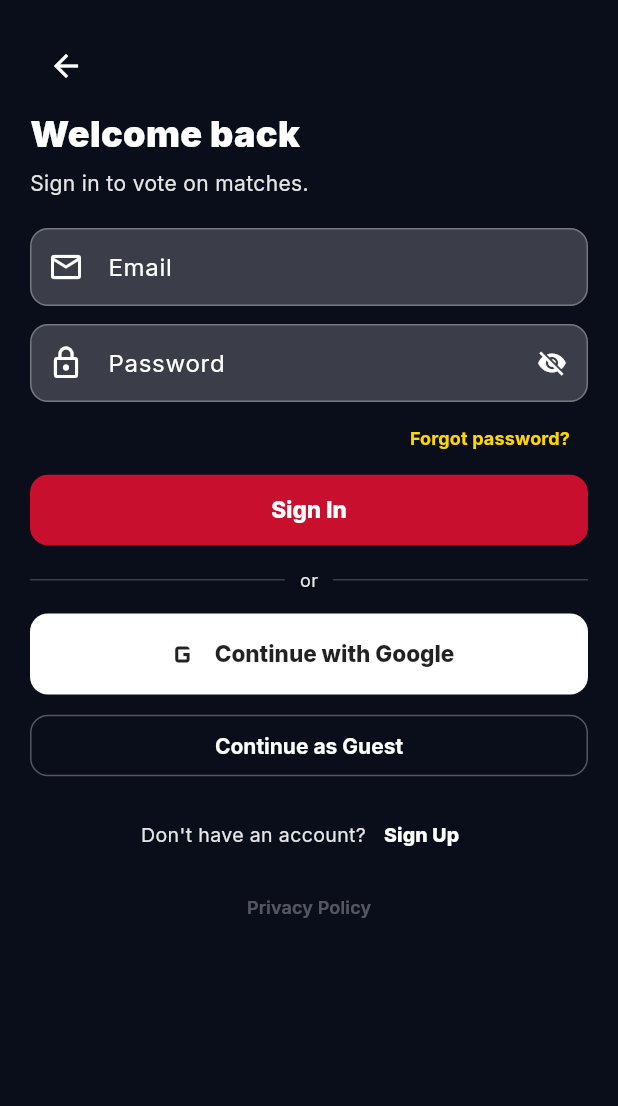
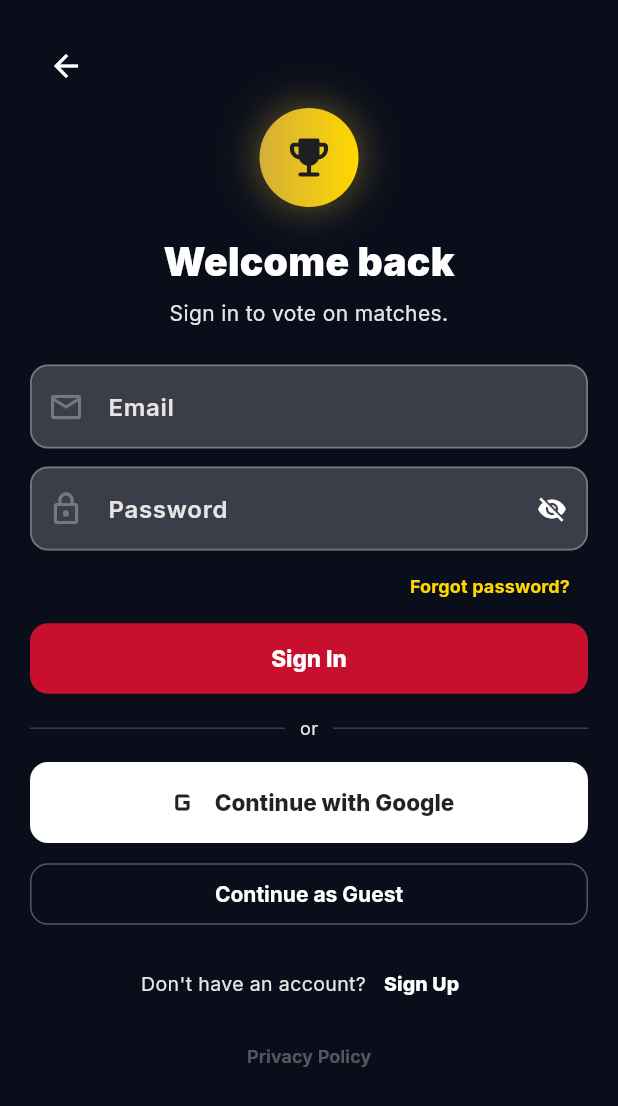
Before and after one commit to DEVENDRAP7/FifaWorldCup, a Flutter app: the OnboardingScreen screen opened directly, after a tap on "Skip", on a phone screen of 412 x 824 dp. Shown: the top 1106 px of the screen. Run offline on Flutter 3.47's test engine with Material 3 defaults, Android fonts, the phone set to English and light mode, and no system bars; our stand-ins replace cached_network_image, cloud_firestore, dio, firebase_analytics, firebase_auth, firebase_core and 7 more; accounts and stored records are empty.

Commit message:
App-open suppression + interstitial cooldown; login UI + center welcome; non-scroll signup; smaller splash logo; sign-out to login screen

```diff
--- a/lib/screens/home_screen.dart
+++ b/lib/screens/home_screen.dart
@@ -31,7 +31,11 @@ class _HomeScreenState extends ConsumerState<HomeScreen> {
   @override
   Widget build(BuildContext context) {
     final user = ref.watch(authProvider);
-    if (!user.onboarded) return const OnboardingScreen();
+    // Signed-out / fresh user → onboarding. A returning (already-onboarded)
+    // user lands straight on the login step, skipping the intro carousel.
+    if (user.mode == AuthMode.unknown) {
+      return OnboardingScreen(startAtLogin: user.onboarded);
+    }
 
     const pages = [
       MatchesScreen(),
--- a/lib/screens/onboarding_screen.dart
+++ b/lib/screens/onboarding_screen.dart
@@ -7,13 +7,16 @@ import '../widgets/flag.dart';
 import '../widgets/auth_panel.dart';
 
 class OnboardingScreen extends ConsumerStatefulWidget {
-  const OnboardingScreen({super.key});
+  /// When true (returning signed-out user), skip the intro carousel and open
+  /// directly on the login step.
+  final bool startAtLogin;
+  const OnboardingScreen({super.key, this.startAtLogin = false});
   @override
   ConsumerState<OnboardingScreen> createState() => _OnboardingScreenState();
 }
 
 class _OnboardingScreenState extends ConsumerState<OnboardingScreen> {
-  int _step = 0;
+  late int _step = widget.startAtLogin ? 1 : 0;
   String? _selectedName;
   String? _selectedCode;
   final _pageCtrl = PageController();
@@ -36,16 +39,15 @@ class _OnboardingScreenState extends ConsumerState<OnboardingScreen> {
     if (_step == 0) {
       return Scaffold(body: _carousel());
     }
-    // Auth step scrolls (keyboard); team picker fills available space.
-    final body = _step == 1
-        ? SingleChildScrollView(
-            padding: const EdgeInsets.fromLTRB(20, 20, 20, 20),
-            child: _authStep(),
-          )
-        : const Padding(padding: EdgeInsets.all(20), child: SizedBox.shrink());
+    // Auth + team picker are both non-scrollable; keyboard overlays instead of
+    // resizing, so the form never gains a scrollbar.
     return Scaffold(
+      resizeToAvoidBottomInset: false,
       body: SafeArea(
-        child: _step == 1 ? body : Padding(padding: const EdgeInsets.all(20), child: _teamPicker()),
+        child: Padding(
+          padding: const EdgeInsets.all(20),
+          child: _step == 1 ? _authStep() : _teamPicker(),
+        ),
       ),
     );
   }
@@ -162,6 +164,7 @@ class _OnboardingScreenState extends ConsumerState<OnboardingScreen> {
   Widget _authStep() => Column(
         crossAxisAlignment: CrossAxisAlignment.stretch,
         children: [
+          if (!widget.startAtLogin)
             Align(
               alignment: Alignment.centerLeft,
               child: IconButton(
@@ -171,10 +174,17 @@ class _OnboardingScreenState extends ConsumerState<OnboardingScreen> {
             ),
           const SizedBox(height: 4),
           AuthPanel(
-            onAuthenticated: () => setState(() => _step = 2),
+            // Returning (already-onboarded) user → HomeScreen swaps to the app
+            // once mode flips; don't send them back through the team picker.
+            onAuthenticated: () {
+              if (ref.read(authProvider).onboarded) return;
+              setState(() => _step = 2);
+            },
             onGuest: () async {
               await ref.read(authProvider.notifier).signInAsGuest();
-              if (mounted) setState(() => _step = 2);
+              if (!mounted) return;
+              if (ref.read(authProvider).onboarded) return;
+              setState(() => _step = 2);
             },
           ),
         ],
--- a/lib/screens/profile_screen.dart
+++ b/lib/screens/profile_screen.dart
@@ -11,6 +11,7 @@ import '../services/auth_service.dart';
 import '../services/ad_service.dart';
 import '../theme/app_theme.dart';
 import '../widgets/flag.dart';
+import '../widgets/banner_ad_widget.dart';
 import '../l10n/gen/app_localizations.dart';
 import 'about_screen.dart';
 
@@ -111,6 +112,7 @@ class ProfileScreen extends ConsumerWidget {
       context: context,
       backgroundColor: const Color(0xFF1F1633),
       isScrollControlled: true,
+      useSafeArea: true,
       shape: const RoundedRectangleBorder(borderRadius: BorderRadius.vertical(top: Radius.circular(18))),
       builder: (_) => const _FavTeamSheet(),
     );
@@ -121,6 +123,7 @@ class ProfileScreen extends ConsumerWidget {
       context: context,
       backgroundColor: const Color(0xFF1F1633),
       isScrollControlled: true,
+      useSafeArea: true,
       shape: const RoundedRectangleBorder(borderRadius: BorderRadius.vertical(top: Radius.circular(18))),
       builder: (_) => const _MyVotesSheet(),
     );
@@ -131,6 +134,7 @@ class ProfileScreen extends ConsumerWidget {
       context: context,
       backgroundColor: const Color(0xFF1F1633),
       isScrollControlled: true,
+      useSafeArea: true,
       shape: const RoundedRectangleBorder(borderRadius: BorderRadius.vertical(top: Radius.circular(18))),
       builder: (_) => const _LanguageSheet(),
     );
@@ -337,6 +341,8 @@ class _FavTeamSheet extends ConsumerWidget {
                     }).toList(),
                   ),
           ),
+          const SizedBox(height: 8),
+          const BannerAdWidget(),
         ]),
       ),
     );
--- a/lib/screens/splash_screen.dart
+++ b/lib/screens/splash_screen.dart
@@ -13,7 +13,7 @@ class _SplashScreenState extends State<SplashScreen> with SingleTickerProviderSt
   late final Animation<double> _scale;  // subtle scale-in
   late final Animation<double> _shine;  // shine sweep across logo
 
-  static const double _logo = 150;
+  static const double _logo = 104;
 
   @override
   void initState() {
--- a/lib/widgets/auth_panel.dart
+++ b/lib/widgets/auth_panel.dart
@@ -223,16 +223,37 @@ class _AuthPanelState extends ConsumerState<AuthPanel> {
         crossAxisAlignment: CrossAxisAlignment.stretch,
         mainAxisSize: MainAxisSize.min,
         children: [
+          // Glyph only on the (shorter) login form; sign-up drops it to fit
+          // without scrolling.
+          if (!_isSignUp) ...[
+            Center(
+              child: Container(
+                width: 66,
+                height: 66,
+                decoration: BoxDecoration(
+                  shape: BoxShape.circle,
+                  gradient: const LinearGradient(colors: [AppTheme.gold, AppTheme.goldSoft]),
+                  boxShadow: [
+                    BoxShadow(color: AppTheme.gold.withValues(alpha: 0.45), blurRadius: 22, spreadRadius: 1),
+                  ],
+                ),
+                child: const Icon(Icons.emoji_events_rounded, color: Color(0xFF1F1F22), size: 34),
+              ),
+            ),
+            const SizedBox(height: 18),
+          ],
           Text(
             _isSignUp ? 'Create account' : 'Welcome back',
-            style: const TextStyle(fontSize: 24, fontWeight: FontWeight.w900, color: Colors.white),
+            textAlign: TextAlign.center,
+            style: const TextStyle(fontSize: 26, fontWeight: FontWeight.w900, color: Colors.white, letterSpacing: 0.2),
           ),
           const SizedBox(height: 6),
           Text(
             _isSignUp ? 'Sign up to vote and sync across devices.' : 'Sign in to vote on matches.',
-            style: const TextStyle(color: AppTheme.muted),
+            textAlign: TextAlign.center,
+            style: const TextStyle(color: AppTheme.muted, fontSize: 14),
           ),
-          const SizedBox(height: 20),
+          const SizedBox(height: 24),
           if (_isSignUp) ...[
             TextFormField(
               controller: _name,
@@ -300,6 +321,9 @@ class _AuthPanelState extends ConsumerState<AuthPanel> {
                 ? const SizedBox(width: 20, height: 20, child: CircularProgressIndicator(strokeWidth: 2, color: Colors.white))
                 : Text(_isSignUp ? 'Create account' : 'Sign In', style: const TextStyle(fontSize: 15, fontWeight: FontWeight.w800)),
           ),
+          // Google + Guest are sign-in shortcuts only; hidden in sign-up so the
+          // form stays non-scrollable and Google isn't asked for name/confirm.
+          if (!_isSignUp) ...[
             const SizedBox(height: 14),
             Row(children: const [
               Expanded(child: Divider(color: Color(0x33FFFFFF))),
@@ -320,6 +344,7 @@ class _AuthPanelState extends ConsumerState<AuthPanel> {
               onPressed: _busy ? null : widget.onGuest,
               child: const Text('Continue as Guest', style: TextStyle(fontSize: 14, fontWeight: FontWeight.w700)),
             ),
+          ],
           const SizedBox(height: 12),
           Row(mainAxisAlignment: MainAxisAlignment.center, children: [
             Text(_isSignUp ? 'Already have an account?' : "Don't have an account?", style: const TextStyle(color: AppTheme.muted, fontSize: 13)),
--- a/pubspec.yaml
+++ b/pubspec.yaml
@@ -124,9 +124,10 @@ flutter_launcher_icons:
 
 flutter_native_splash:
   color: "#1B1330"
-  image: assets/icon.png
+  # Pre-padded logo (small logo centered on bg) so the legacy splash doesn't
+  # render the full-bleed 2048px icon fullscreen.
+  image: assets/splash_logo.png
   android_12:
     color: "#1B1330"
     image: assets/icon.png
   android: true
-  ios: true
```
Also changed, not shown: lib/providers/auth_provider.dart (+17 -2 lines), lib/theme/app_theme.dart (+11 -3 lines), assets/splash_logo.png (added), 5 other files. Lines whose indentation alone changed are shown as unchanged.
